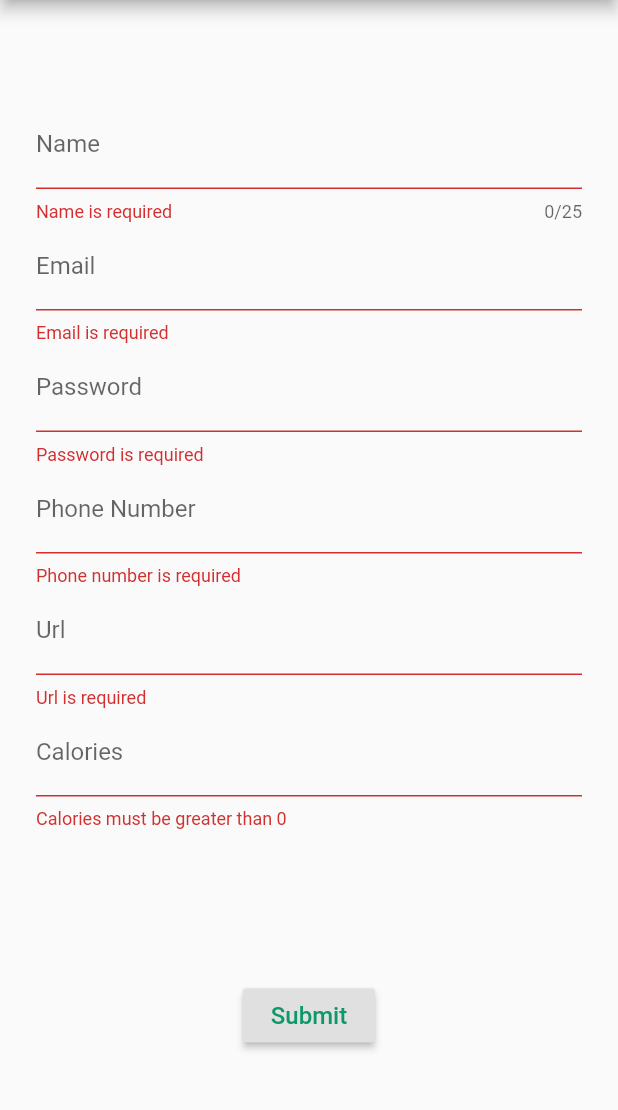
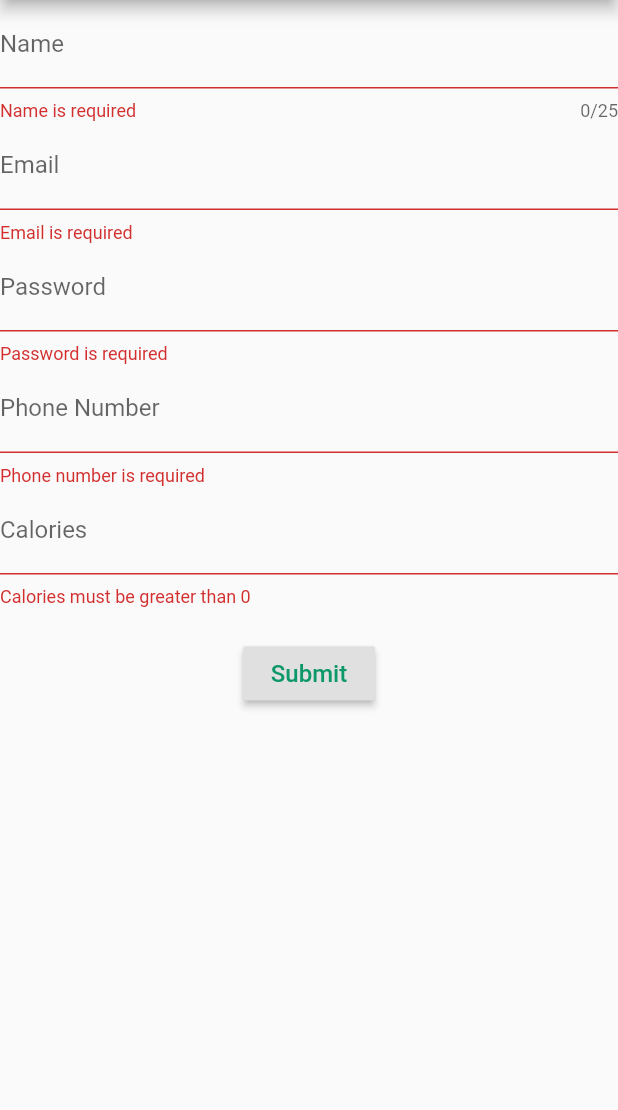
Before and after one commit to Soe-Htun/flutter_validation, a Flutter app: the screen it shows after launch, after a tap on "Submit", on a phone screen of 412 x 824 dp, the part 84-1194 px from its top. Run offline on Flutter 3.47's test engine with Material 2 defaults, Android fonts, the phone set to English and light mode, and no system bars.

Commit message:
change mainAxis

```diff
--- a/lib/components/form_screen.dart
+++ b/lib/components/form_screen.dart
@@ -73,22 +73,22 @@ class _FormScreenState extends State<FormScreen> {
     );
   }
 
-  Widget _buildUrl(){
-    return TextFormField(
-      decoration: InputDecoration(
-        labelText: 'Url'
-      ),
-      keyboardType: TextInputType.url,
-      validator: (String value){
-        if(value.isEmpty){
-          return 'Url is required';
-        }
-      },
-      onSaved: (String value){
-        _url = value;
-      }
-    );
-  }
+  // Widget _buildUrl(){
+  //   return TextFormField(
+  //     decoration: InputDecoration(
+  //       labelText: 'Url'
+  //     ),
+  //     keyboardType: TextInputType.url,
+  //     validator: (String value){
+  //       if(value.isEmpty){
+  //         return 'Url is required';
+  //       }
+  //     },
+  //     onSaved: (String value){
+  //       _url = value;
+  //     }
+  //   );
+  // }
 
   Widget _buildPhoneNumber(){
     return TextFormField(
@@ -134,20 +134,20 @@ class _FormScreenState extends State<FormScreen> {
         title: Text("Form Demo"),
       ),
       body: Container(
-        margin: EdgeInsets.all(24),
+        // margin: EdgeInsets.all(10),
         child: Form(
           key: _formKey,
           child: Column(
-            mainAxisAlignment: MainAxisAlignment.center,
+            mainAxisAlignment: MainAxisAlignment.start,
             children: <Widget> [
               _buildName(),
               _buildEmail(),
               _buildPassword(),
               _buildPhoneNumber(),
-              _buildUrl(),
+              // _buildUrl(),
               _buildCalories(),
 
-              SizedBox(height: 100),
+              SizedBox(height: 20),
 
               RaisedButton(
                 child: Text("Submit",
@@ -166,7 +166,7 @@ class _FormScreenState extends State<FormScreen> {
                   print(_name);
                   print(_email);
                   print(_password);
-                  print(_url);
+                  // print(_url);
                   print(_phoneNumber);
                   print(_calories);
                 } ,
```
